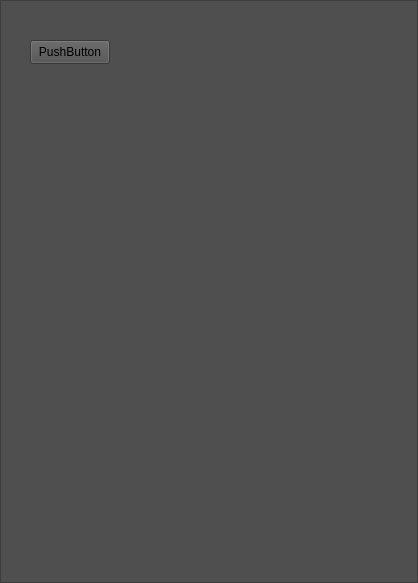
Qt form src/pageoptions.ui (willmh93/SonaeLabelMaker) before a commit.
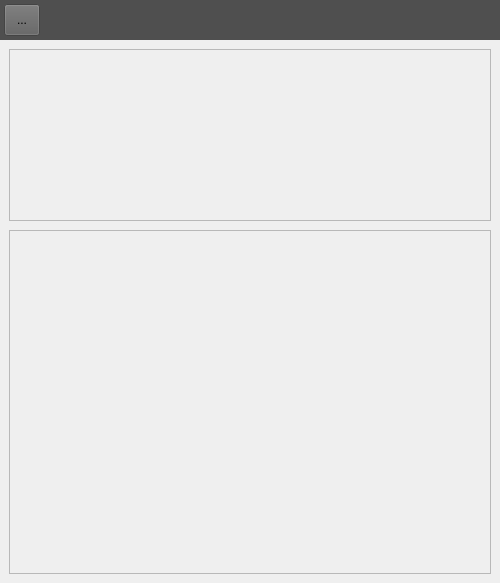
The same form after that commit. Icons and pictures are not drawn.

Commit message: Parsing CSV into internal database. Auto select relevant list items based on selected oil type. Compose page with selected options

What changed in the file:
```diff
--- a/src/pageoptions.ui
+++ b/src/pageoptions.ui
@@ -6,10 +6,16 @@
    <rect>
     <x>0</x>
     <y>0</y>
-    <width>418</width>
+    <width>500</width>
     <height>583</height>
    </rect>
   </property>
+  <property name="sizePolicy">
+   <sizepolicy hsizetype="Preferred" vsizetype="Preferred">
+    <horstretch>4</horstretch>
+    <verstretch>0</verstretch>
+   </sizepolicy>
+  </property>
   <property name="windowTitle">
    <string>Form</string>
   </property>
@@ -25,9 +31,27 @@
 
 */
 
-background: #4f4f4f;</string>
+QFrame {
+    background-color: rgb(50, 50, 50);
+}
+
+QFrame &gt; QFrame {
+    background-color: rgb(70, 70, 70);
+}
+
+QFrame &gt; QFrame &gt; QFrame {
+    background-color: rgb(90, 90, 90);
+}
+
+QFrame &gt; QFrame &gt; QFrame &gt; QFrame {
+    background-color: rgb(110, 110, 110);
+}
+</string>
   </property>
   <layout class="QVBoxLayout" name="verticalLayout">
+   <property name="spacing">
+    <number>0</number>
+   </property>
    <property name="leftMargin">
     <number>0</number>
    </property>
@@ -38,10 +62,21 @@
     <number>0</number>
    </property>
    <property name="bottomMargin">
+    <number>0</number>
+   </property>
+   <item>
+    <layout class="QVBoxLayout" name="verticalLayout_2">
+     <property name="spacing">
     <number>0</number>
    </property>
    <item>
     <widget class="QFrame" name="frame">
+       <property name="sizePolicy">
+        <sizepolicy hsizetype="Preferred" vsizetype="Minimum">
+         <horstretch>0</horstretch>
+         <verstretch>0</verstretch>
+        </sizepolicy>
+       </property>
      <property name="minimumSize">
       <size>
        <width>400</width>
@@ -52,37 +87,137 @@
       <bool>false</bool>
      </property>
      <property name="styleSheet">
-      <string notr="true"/>
+        <string notr="true">#frame {
+	background: #4f4f4f;
+	border: none;
+}
+
+QToolButton {
+	background-color: #5f5f5f;
+}</string>
      </property>
      <property name="frameShape">
-      <enum>QFrame::Shape::StyledPanel</enum>
+        <enum>QFrame::Shape::Box</enum>
      </property>
      <property name="frameShadow">
       <enum>QFrame::Shadow::Raised</enum>
      </property>
      <property name="lineWidth">
-      <number>0</number>
-     </property>
-     <widget class="QPushButton" name="pushButton">
-      <property name="geometry">
-       <rect>
-        <x>30</x>
-        <y>40</y>
-        <width>80</width>
-        <height>24</height>
-       </rect>
-      </property>
-      <property name="autoFillBackground">
-       <bool>false</bool>
-      </property>
-      <property name="styleSheet">
-       <string notr="true"/>
+        <number>1</number>
+       </property>
+       <layout class="QVBoxLayout" name="verticalLayout_3">
+        <property name="leftMargin">
+         <number>4</number>
+        </property>
+        <property name="topMargin">
+         <number>4</number>
+        </property>
+        <property name="rightMargin">
+         <number>4</number>
+        </property>
+        <property name="bottomMargin">
+         <number>4</number>
+        </property>
+        <item>
+         <widget class="QToolButton" name="csv_btn">
+          <property name="minimumSize">
+           <size>
+            <width>36</width>
+            <height>32</height>
+           </size>
       </property>
       <property name="text">
-       <string>PushButton</string>
-      </property>
-     </widget>
-    </widget>
+           <string>...</string>
+          </property>
+          <property name="icon">
+           <iconset theme="QIcon::ThemeIcon::DocumentOpen"/>
+          </property>
+         </widget>
+        </item>
+       </layout>
+      </widget>
+     </item>
+     <item>
+      <widget class="QFrame" name="frame_2">
+       <property name="sizePolicy">
+        <sizepolicy hsizetype="Preferred" vsizetype="Preferred">
+         <horstretch>0</horstretch>
+         <verstretch>1</verstretch>
+        </sizepolicy>
+       </property>
+       <property name="styleSheet">
+        <string notr="true"/>
+       </property>
+       <property name="frameShape">
+        <enum>QFrame::Shape::NoFrame</enum>
+       </property>
+       <property name="frameShadow">
+        <enum>QFrame::Shadow::Plain</enum>
+       </property>
+       <property name="lineWidth">
+        <number>0</number>
+       </property>
+       <layout class="QVBoxLayout" name="verticalLayout_4">
+        <property name="spacing">
+         <number>9</number>
+        </property>
+        <item>
+         <widget class="QFrame" name="frame_3">
+          <property name="sizePolicy">
+           <sizepolicy hsizetype="Preferred" vsizetype="Minimum">
+            <horstretch>0</horstretch>
+            <verstretch>3</verstretch>
+           </sizepolicy>
+          </property>
+          <property name="frameShape">
+           <enum>QFrame::Shape::StyledPanel</enum>
+          </property>
+          <property name="frameShadow">
+           <enum>QFrame::Shadow::Raised</enum>
+          </property>
+          <layout class="QHBoxLayout" name="horizontalLayout">
+           <property name="spacing">
+            <number>9</number>
+           </property>
+           <item>
+            <layout class="QHBoxLayout" name="field_list">
+             <property name="spacing">
+              <number>9</number>
+             </property>
+            </layout>
+           </item>
+          </layout>
+         </widget>
+        </item>
+        <item>
+         <widget class="QFrame" name="frame_4">
+          <property name="sizePolicy">
+           <sizepolicy hsizetype="Preferred" vsizetype="Preferred">
+            <horstretch>0</horstretch>
+            <verstretch>6</verstretch>
+           </sizepolicy>
+          </property>
+          <property name="frameShape">
+           <enum>QFrame::Shape::StyledPanel</enum>
+          </property>
+          <property name="frameShadow">
+           <enum>QFrame::Shadow::Raised</enum>
+          </property>
+          <layout class="QVBoxLayout" name="verticalLayout_5">
+           <item>
+            <layout class="QHBoxLayout" name="product_lists">
+             <property name="spacing">
+              <number>9</number>
+             </property>
+            </layout>
+           </item>
+          </layout>
+         </widget>
+        </item>
+       </layout>
+      </widget>
+     </item>
+    </layout>
    </item>
   </layout>
  </widget>
```
Lines whose indentation alone changed are shown as unchanged. The commit also changes 58 other files.
